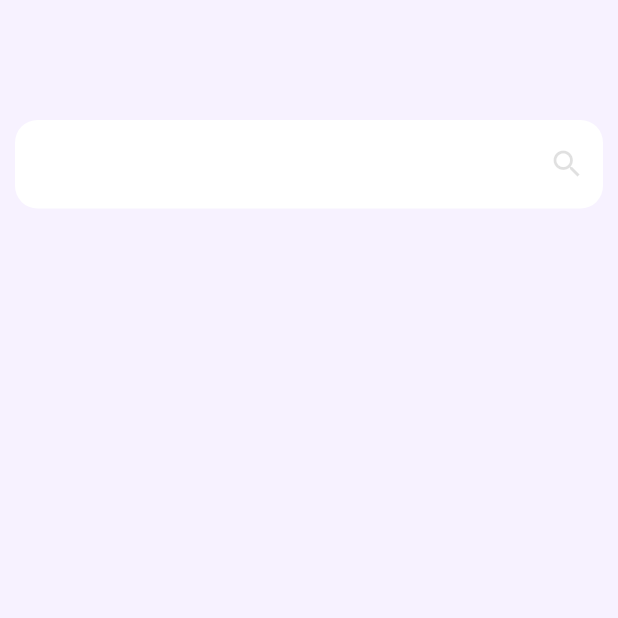
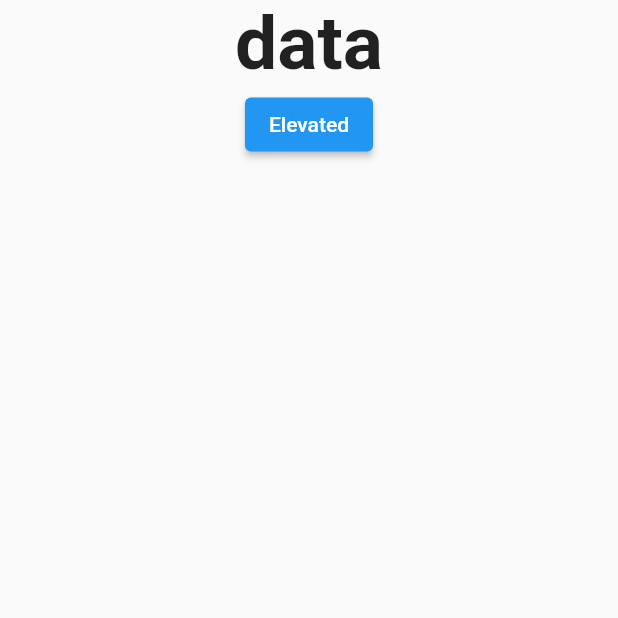
Before and after one commit to azizur-rahaman/ecommarceassign, a Flutter app: the screen it shows after launch, on a phone screen of 412 x 824 dp, the top half of it. Run offline on Flutter 3.47's test engine with Material 2 defaults, Android fonts, the phone set to English and light mode, and no system bars.

Commit message:
try to check

```diff
--- a/lib/main.dart
+++ b/lib/main.dart
@@ -1,3 +1,4 @@
+import 'package:ecommarceassign/screens/api_operation.dart';
 import 'package:ecommarceassign/screens/search_screen.dart';
 import 'package:flutter/material.dart';
 
@@ -13,7 +14,7 @@ class MyApp extends StatelessWidget {
   Widget build(BuildContext context) {
     return MaterialApp(
       debugShowCheckedModeBanner: false,
-      home: const SearchScreen(),
+      home: const ApiOperations(),
     );
   }
 }
--- /dev/null
+++ b/lib/screens/api_operation.dart
@@ -0,0 +1,81 @@
+import 'dart:convert';
+
+import 'package:flutter/material.dart';
+import 'package:http/http.dart' as http;
+
+class ApiOperations extends StatefulWidget {
+  const ApiOperations({super.key});
+
+  @override
+  State<ApiOperations> createState() => _ApiOperationsState();
+}
+
+class _ApiOperationsState extends State<ApiOperations> {
+  var data;
+  var brand;
+  @override
+  Widget build(BuildContext context) {
+    return Scaffold(
+      body: Column(
+        children: [
+          Text(
+            'data',
+            style: TextStyle(fontSize: 50, fontWeight: FontWeight.bold),
+          ),
+          ElevatedButton(
+              onPressed: () async {
+                http.Response response = await http.get(Uri.parse(
+                    'https://panel.supplyline.network/api/product/search-suggestions/?limit=10&offset=10&search=rice'));
+
+                // print(jsonDecode(response.body)['data']);
+                data = jsonDecode(response.body)['data']['products']['results'];
+
+                setState(() {});
+              },
+              child: Text("Elevated")),
+          SizedBox(height: 20),
+          Expanded(
+              child: data == null
+                  ? Container()
+                  : ListView.builder(
+                      itemCount: data.length,
+                      itemBuilder: (context, index) {
+                        var brand = data[index]['brand'];
+                        var charge = data[index]['charge'];
+                        print(brand);
+                        return Card(
+                          child: Column(
+                            mainAxisAlignment: MainAxisAlignment.start,
+                            crossAxisAlignment: CrossAxisAlignment.start,
+                            children: [
+                              //id
+                              Text("ID: ${data[index]['id']}",
+                                  style: TextStyle(fontSize: 20)),
+                              SizedBox(height: 10),
+
+                              //name
+                              Text("Brand Name: ${brand['name']}",
+                                  style: TextStyle(fontSize: 20)),
+                              SizedBox(height: 10),
+
+                              //brand image
+                              Image.network(brand['image'].toString()),
+                              SizedBox(height: 10),
+
+                              //slug
+                              Text("Slug: ${brand['slug']}",
+                                  style: TextStyle(fontSize: 20)),
+                              SizedBox(height: 10),
+
+                              //image
+                              Image.network(data[index]['image']),
+                              SizedBox(height: 10),
+                            ],
+                          ),
+                        );
+                      }))
+        ],
+      ),
+    );
+  }
+}
--- a/pubspec.yaml
+++ b/pubspec.yaml
@@ -19,7 +19,7 @@ publish_to: 'none' # Remove this line if you wish to publish to pub.dev
 version: 1.0.0+1
 
 environment:
-  sdk: '>=3.0.0-204.0.dev <4.0.0'
+  sdk: '>=2.18.5-204.0.dev <4.0.0'
 
 # Dependencies specify other packages that your package needs in order to work.
 # To automatically upgrade your package dependencies to the latest versions
```
Also changed, not shown: pubspec.lock.
